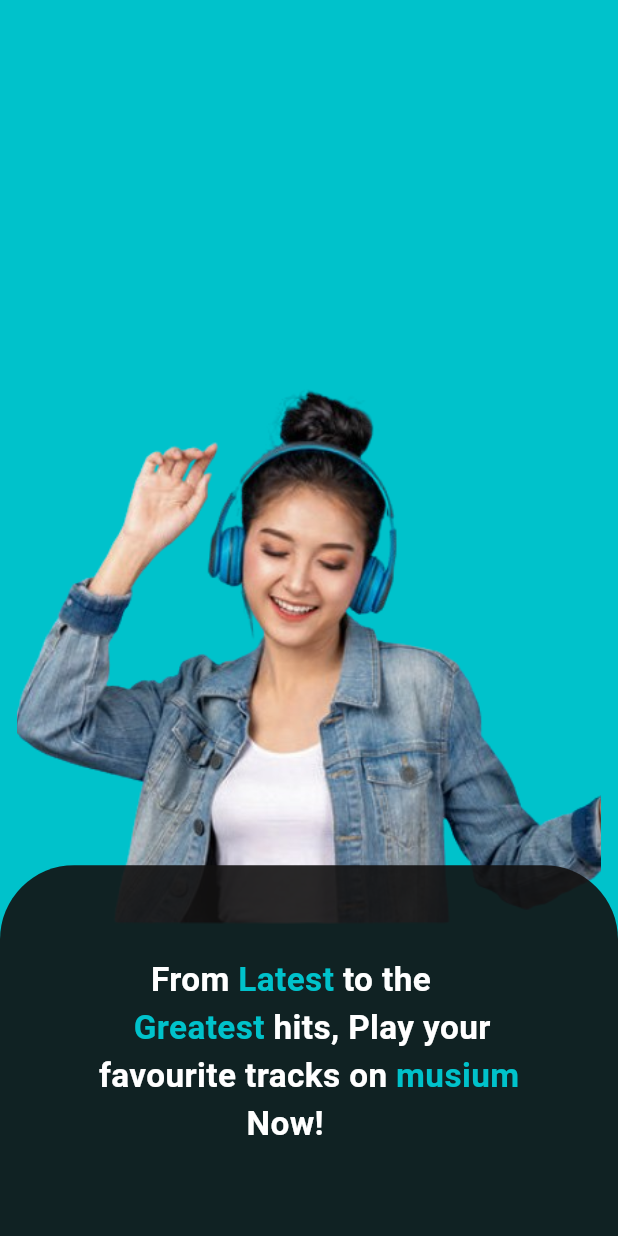
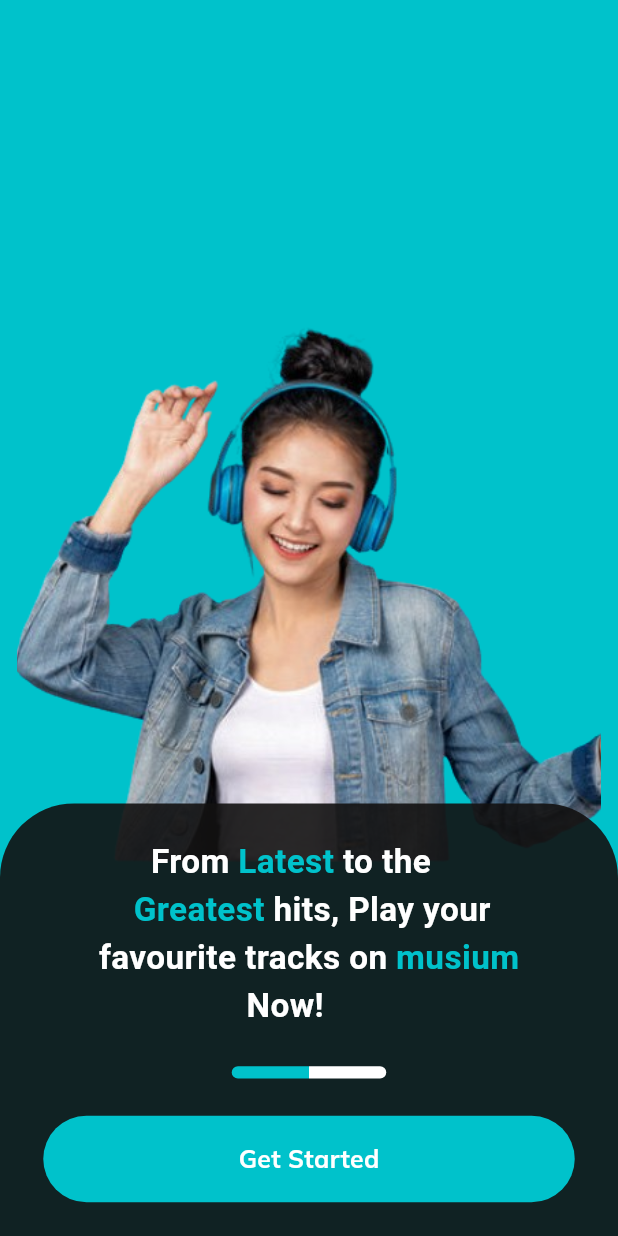
Before and after one commit to Shahwaiz24/Music_App, a Flutter app: the screen it shows after launch, on a phone screen of 412 x 824 dp. Run offline on Flutter 3.47's test engine with Material 3 defaults, Android fonts, the phone set to English and light mode, and no system bars.

Commit message:
Updated Code of Onboardin

```diff
--- a/lib/View/On Boarding/onboarding_view.dart
+++ b/lib/View/On Boarding/onboarding_view.dart
@@ -23,7 +23,8 @@ class _OnboardingViewState extends State<OnboardingView> {
           Align(
             alignment: Alignment.center,
             child: Padding(
-                padding: EdgeInsets.only(top: screenHeight * 0.060),
+                padding: EdgeInsets.only(
+                    top: screenHeight * 0.060, bottom: screenHeight * 0.100),
                 child: Image(
                   image: AssetImage("assets/image/img_girl.png"),
                   height: screenHeight * 0.450,
@@ -32,7 +33,7 @@ class _OnboardingViewState extends State<OnboardingView> {
           Align(
             alignment: Alignment.bottomCenter,
             child: Container(
-              height: screenHeight * 0.300,
+              height: screenHeight * 0.350,
               decoration: BoxDecoration(
                   color: Utils.black.withOpacity(0.9),
                   borderRadius: BorderRadius.only(
@@ -82,9 +83,60 @@ class _OnboardingViewState extends State<OnboardingView> {
                       ),
                     ),
                   ),
-              SizedBox()
-
-
+                  SizedBox(
+                    height: screenHeight * 0.030,
+                  ),
+                  Container(
+                    height: screenHeight * 0.010,
+                    width: screenWidth * 0.250,
+                    child: Row(
+                      children: [
+                        Expanded(
+                            child: Container(
+                          decoration: BoxDecoration(
+                              color: Utils.bluePrimary,
+                              borderRadius: BorderRadius.only(
+                                  topLeft: Radius.circular(screenWidth * 0.030),
+                                  bottomLeft:
+                                      Radius.circular(screenWidth * 0.030))),
+                        )),
+                        Expanded(
+                            child: Container(
+                          decoration: BoxDecoration(
+                              color: Utils.white,
+                              borderRadius: BorderRadius.only(
+                                  topRight:
+                                      Radius.circular(screenWidth * 0.030),
+                                  bottomRight:
+                                      Radius.circular(screenWidth * 0.030))),
+                        )),
+                      ],
+                    ),
+                  ),
+                  SizedBox(
+                    height: screenHeight * 0.030,
+                  ),
+                  Padding(
+                    padding: EdgeInsets.only(
+                        left: screenWidth * 0.070, right: screenWidth * 0.070),
+                    child: Container(
+                      height: screenHeight * 0.070,
+                      decoration: BoxDecoration(
+                          color: Utils.bluePrimary,
+                          borderRadius: BorderRadius.horizontal(
+                              left: Radius.circular(screenWidth * 0.070),
+                              right: Radius.circular(screenWidth * 0.070))),
+                      child: Center(
+                        child: Text(
+                          "Get Started",
+                          style: TextStyle(
+                              color: Utils.white,
+                              fontSize: screenHeight * 0.020,
+                              fontFamily: "Mulish Bold"),
+                        ),
+                      ),
+                    ),
+                  )
                 ],
               ),
             ),
--- a/pubspec.yaml
+++ b/pubspec.yaml
@@ -88,7 +88,7 @@ flutter:
         - asset: assets/fonts/CenturyGothic.ttf
     - family: Mulish Bold
       fonts:
-        - asset: assets/fonts/Mulish-BoldItalic.ttf
+        - asset: assets/fonts/Mulish-Bold.ttf
     - family: Mulish Light
       fonts:
         - asset: assets/fonts/Mulish-Light.ttf
```
Also changed, not shown: assets/fonts/Mulish-Bold.ttf (added), assets/fonts/Mulish-BoldItalic.ttf (deleted).
